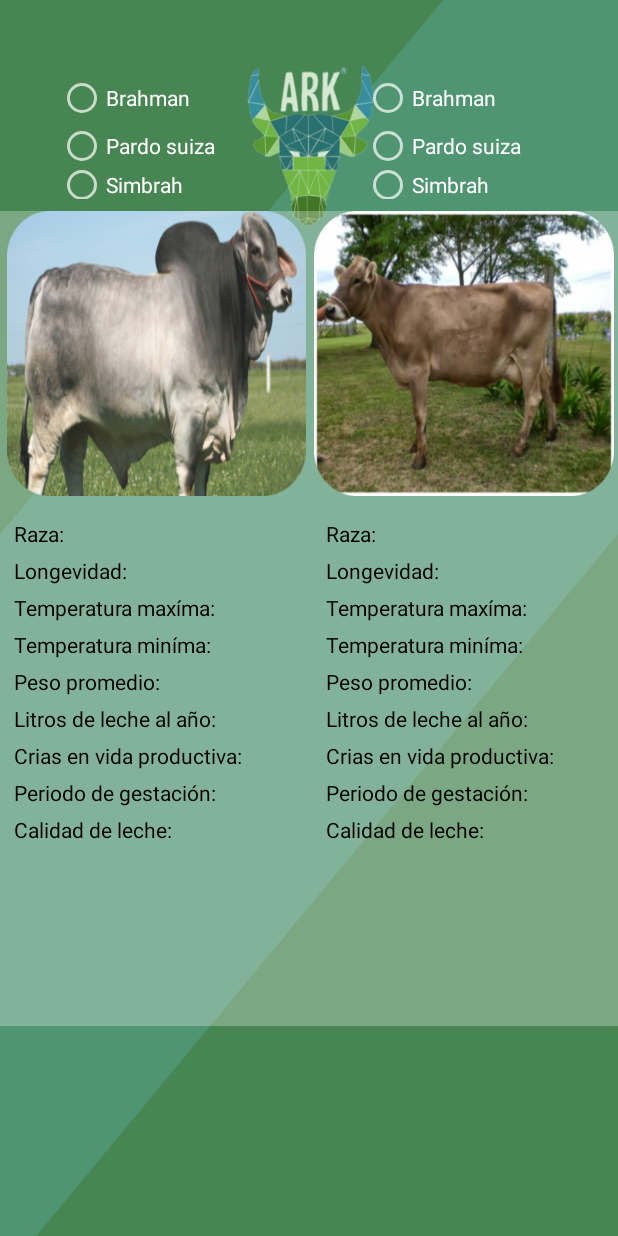
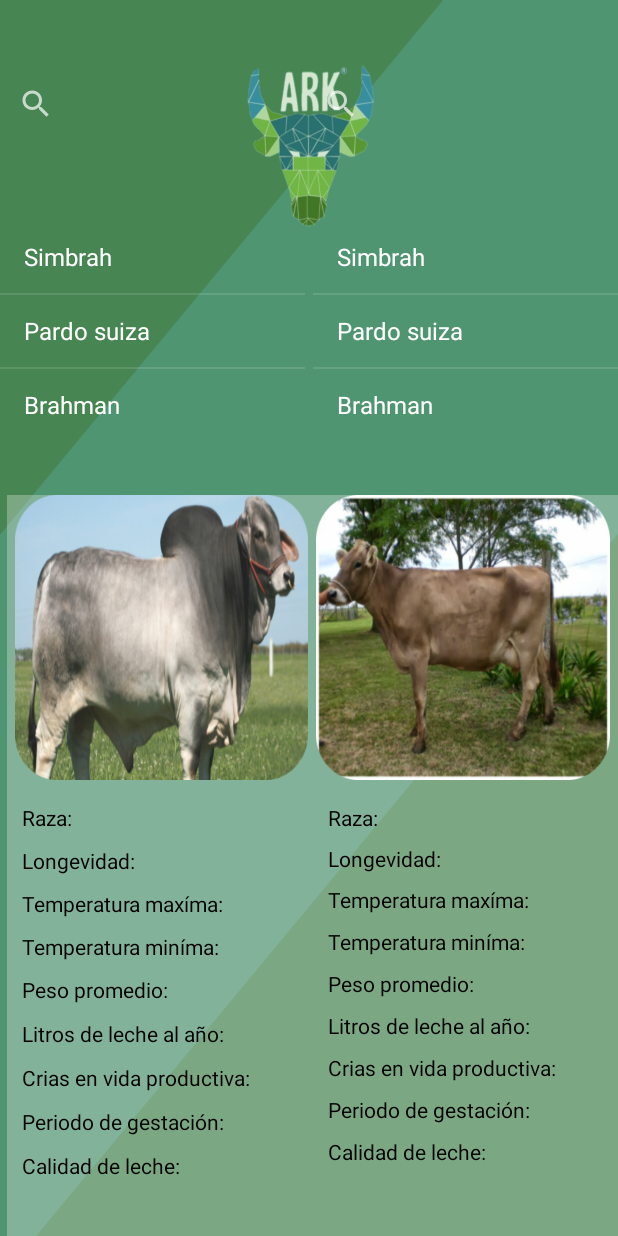
Before and after one commit to Joaquin4562/Proyect-Ark, an Android app: the pantallaComparar screen opened directly, with no data from a screen before it, on a phone screen of 412 x 824 dp. Run offline under Robolectric (Android 15) with nearby library versions, the phone set to English and light mode, and no system bars.

Commit message:
Agrege modificaciones de pantalla de comparar

```diff
--- /dev/null
+++ b/app/src/main/java/com/example/arkk/animales.java
@@ -0,0 +1,36 @@
+package com.example.arkk;
+
+public class animales {
+    private int id;
+    private String nombre;
+
+    public animales(){
+
+    }
+
+    public animales(int id, String nombre) {
+        this.id = id;
+        this.nombre = nombre;
+    }
+
+    public int getId() {
+        return id;
+    }
+
+    public void setId(int id) {
+        this.id = id;
+    }
+
+    public String getNombre() {
+        return nombre;
+    }
+
+    public void setNombre(String nombre) {
+        this.nombre = nombre;
+    }
+    @Override
+    public String toString() {
+        return nombre;
+    }
+
+}
--- /dev/null
+++ b/app/src/main/java/com/example/arkk/animales2.java
@@ -0,0 +1,36 @@
+package com.example.arkk;
+
+public class animales2 {
+    private int id;
+    private String nombre;
+
+    public animales2(){
+
+    }
+
+    public animales2(int id, String nombre) {
+        this.id = id;
+        this.nombre = nombre;
+    }
+
+    public int getId() {
+        return id;
+    }
+
+    public void setId(int id) {
+        this.id = id;
+    }
+
+    public String getNombre() {
+        return nombre;
+    }
+
+    public void setNombre(String nombre) {
+        this.nombre = nombre;
+    }
+    @Override
+    public String toString() {
+        return nombre;
+    }
+
+}
--- a/app/src/main/java/com/example/arkk/pantallaComparar.java
+++ b/app/src/main/java/com/example/arkk/pantallaComparar.java
@@ -2,11 +2,15 @@ package com.example.arkk;
 
 import androidx.appcompat.app.AppCompatActivity;
 
+import android.annotation.SuppressLint;
 import android.os.Bundle;
 import android.os.StrictMode;
 import android.view.View;
+import android.widget.AdapterView;
+import android.widget.ArrayAdapter;
+import android.widget.ListView;
 import android.widget.RadioButton;
-import android.widget.RadioGroup;
+import android.widget.SearchView;
 import android.widget.TextView;
 import android.widget.Toast;
 
@@ -14,16 +18,23 @@ import java.sql.Connection;
 import java.sql.DriverManager;
 import java.sql.ResultSet;
 import java.sql.Statement;
+import java.util.ArrayList;
 
 public class pantallaComparar extends AppCompatActivity {
     TextView raza,longevidad, temax, temin, pesprom, lechee, crias, periodo, calidad;
-    TextView raza2,longevidad2, temax2, temin2, pesprom2, leche2, crias2, periodo2, calidad2;
+    TextView raza2,longevidad2, temax2, temin2, pesprom2, leche2, crias2, periodo2, calidad2,name;
     int posicion;
     private RadioButton rr1, rr2, rr3,rr4,rr5,rr6;
     String nombre1, nombre2;
+    SearchView se,se2;
+    ListView list,list2;
+    ArrayList<animales> lista;
+    ArrayList<animales2> lista2;
+    ArrayAdapter<animales> adapter;
+    ArrayAdapter<animales2> adapter2;
+    String v;
 
-
-
+    @SuppressLint("ResourceType")
     @Override
     protected void onCreate(Bundle savedInstanceState) {
         super.onCreate(savedInstanceState);
@@ -47,20 +58,119 @@ public class pantallaComparar extends AppCompatActivity {
         this.crias2=findViewById(R.id.crias2);
         periodo2=findViewById(R.id.periodoGestacion2);
         calidad2=findViewById(R.id.calidadLeche2);
-        rr1=findViewById(R.id.r1);
-        rr2=findViewById(R.id.r2);
-        rr3=findViewById(R.id.r3);
-        rr4=findViewById(R.id.radioButton4);
-        rr5=findViewById(R.id.radioButton5);
-        rr6=findViewById(R.id.radioButton6);
+
+        se=findViewById(R.id.search);
+        list=findViewById(R.id.lis);
+        se2=findViewById(R.id.search2);
+        list2=findViewById(R.id.lis2);
+
+        lista = new ArrayList<animales>();
+        lista.add(new animales(1,"Simbrah"));
+        lista.add(new animales(2,"Pardo suiza"));
+        lista.add(new animales(3,"Brahman"));
+
+        lista2 = new ArrayList<animales2>();
+        lista2.add(new animales2(1,"Simbrah"));
+        lista2.add(new animales2(2,"Pardo suiza"));
+        lista2.add(new animales2(3,"Brahman"));
 
 
+        adapter = new ArrayAdapter<animales>(this, android.R.layout.simple_list_item_1, lista);
+        list.setAdapter(adapter);
+
+        adapter2 = new ArrayAdapter<animales2>(this, android.R.layout.simple_list_item_1, lista2);
+        list2.setAdapter(adapter2);
+
+        se.setOnQueryTextListener(new SearchView.OnQueryTextListener(){
+            @Override
+            public boolean onQueryTextSubmit(String s){
+
+                return false;
+            }
+            @Override
+            public boolean onQueryTextChange(String s){
+                adapter.getFilter().filter(s);
+
+                return false;
+            }
+        });
+
+        se2.setOnQueryTextListener(new SearchView.OnQueryTextListener(){
+            @Override
+            public boolean onQueryTextSubmit(String s){
+
+                return false;
+            }
+            @Override
+            public boolean onQueryTextChange(String s){
+                adapter2.getFilter().filter(s);
+
+                return false;
+            }
+        });
+
+        list.setOnItemClickListener(new AdapterView.OnItemClickListener() {
+            @Override
+            public void onItemClick(AdapterView<?> adapterView, View view, int i, long l) {
+                animales o=lista.get(i);
+                v=o.getNombre();
+                try {
+                    Statement st = conexionBd().createStatement();
+                    ResultSet rs = st.executeQuery("Select Raza,Peso_Promedio,Longevidad,Temperatura_maxima,Temperatura_minima," +
+                            "Litros_de_leche_al_año, Crias_en_vida_productiva, Periodo_de_gestacion, Calidad_de_leche from Vacas where Raza ='" + o.getNombre()+"'");
+                    while (rs.next()) {
+                        raza.setText(raza.getText().toString()+"    "+rs.getString("Raza"));
+                        pesprom.setText(pesprom.getText().toString()+"    "+rs.getString("Peso_Promedio"));
+                        longevidad.setText(longevidad.getText().toString()+"    "+rs.getString("Longevidad"));
+                        temax.setText(temax.getText().toString()+"    "+rs.getString("Temperatura_maxima"));
+                        temin.setText(temin.getText().toString()+"    "+rs.getString("Temperatura_minima"));
+                        lechee.setText(lechee.getText().toString()+"    "+rs.getString("Litros_de_leche_al_año"));
+                        crias.setText(crias.getText().toString()+"    "+rs.getString("Crias_en_vida_productiva"));
+                        periodo.setText(periodo.getText().toString()+"    "+rs.getString("Periodo_de_gestacion"));
+                        calidad.setText(calidad.getText().toString()+"    "+rs.getString("Calidad_de_leche"));
+
+                    }
+                } catch (Exception e) {
+                    Toast.makeText(pantallaComparar.this, e.getMessage(), Toast.LENGTH_LONG).show();
+
+                }
+                Toast.makeText(pantallaComparar.this,"nombre "+ o.getNombre(), Toast.LENGTH_LONG).show();
+
+            }
+        });
 
 
-
+        list2.setOnItemClickListener(new AdapterView.OnItemClickListener() {
+            @Override
+            public void onItemClick(AdapterView<?> adapterView, View view, int i, long l) {
+                animales2 o=lista2.get(i);
+                v=o.getNombre();
+                try {
+                    Statement st = conexionBd().createStatement();
+                    ResultSet rs = st.executeQuery("Select Raza,Peso_Promedio,Longevidad,Temperatura_maxima,Temperatura_minima," +
+                            "Litros_de_leche_al_año, Crias_en_vida_productiva, Periodo_de_gestacion, Calidad_de_leche from Vacas where Raza ='" + o.getNombre()+"'");
+                    while (rs.next()) {
+                        raza2.setText(raza2.getText().toString()+"    "+rs.getString("Raza"));
+                        pesprom2.setText(pesprom2.getText().toString()+"    "+rs.getString("Peso_Promedio"));
+                        longevidad2.setText(longevidad2.getText().toString()+"    "+rs.getString("Longevidad"));
+                        temax2.setText(temax2.getText().toString()+"    "+rs.getString("Temperatura_maxima"));
+                        temin2.setText(temin2.getText().toString()+"    "+rs.getString("Temperatura_minima"));
+                        leche2.setText(leche2.getText().toString()+"    "+rs.getString("Litros_de_leche_al_año"));
+                        crias2.setText(crias2.getText().toString()+"    "+rs.getString("Crias_en_vida_productiva"));
+                        periodo2.setText(periodo2.getText().toString()+"    "+rs.getString("Periodo_de_gestacion"));
+                        calidad2.setText(calidad2.getText().toString()+"    "+rs.getString("Calidad_de_leche"));
 
                     }
+                } catch (Exception e) {
+                    Toast.makeText(pantallaComparar.this, e.getMessage(), Toast.LENGTH_LONG).show();
 
+                }
+                Toast.makeText(pantallaComparar.this,"nombre "+ o.getNombre(), Toast.LENGTH_LONG).show();
+
+            }
+        });
+
+    }
 
 
 
@@ -74,11 +184,10 @@ public class pantallaComparar extends AppCompatActivity {
 
 
    public void ObtenerVaca(View v){
-
                 try {
                     Statement st = conexionBd().createStatement();
                     ResultSet rs = st.executeQuery("Select Raza,Peso_Promedio,Longevidad,Temperatura_maxima,Temperatura_minima," +
-                        "Litros_de_leche_al_año, Crias_en_vida_productiva, Periodo_de_gestacion, Calidad_de_leche from Vacas where Raza='Brahman'");
+                            "Litros_de_leche_al_año, Crias_en_vida_productiva, Periodo_de_gestacion, Calidad_de_leche from Vacas where Raza ='Simbrah'");
                     while (rs.next()) {
                         raza.setText(raza.getText().toString()+"    "+rs.getString("Raza"));
                         pesprom.setText(pesprom.getText().toString()+"    "+rs.getString("Peso_Promedio"));
@@ -96,9 +205,8 @@ public class pantallaComparar extends AppCompatActivity {
 
                 }
 
+    }
 
-
-    }
 
     public void ObtenerVacaPardo(View v){
 
@@ -247,4 +355,13 @@ public class pantallaComparar extends AppCompatActivity {
         }
         return conexion;
     }
+
+
+
+
+        {
+
         }
+
+
+        }
--- a/app/src/main/res/layout/activity_pantalla_comparar.xml
+++ b/app/src/main/res/layout/activity_pantalla_comparar.xml
@@ -8,49 +8,17 @@
     android:background="@drawable/fondoinfo2"
     tools:context=".pantallaComparar">
 
-    <RadioGroup
-        android:id="@+id/r"
-        android:layout_width="153dp"
-        android:layout_height="83dp"
-        app:layout_constraintBottom_toTopOf="@+id/scrollView2"
-        app:layout_constraintEnd_toEndOf="parent"
-        app:layout_constraintHorizontal_bias="0.15"
-        app:layout_constraintStart_toStartOf="parent"
-        app:layout_constraintTop_toTopOf="parent"
-        app:layout_constraintVertical_bias="0.86">
-
-        <RadioButton
-            android:id="@+id/r1"
-            android:layout_width="match_parent"
-            android:layout_height="wrap_content"
-            android:onClick="ObtenerVaca"
-            android:text="Brahman" />
-
-        <RadioButton
-            android:id="@+id/r2"
-            android:layout_width="match_parent"
-            android:layout_height="wrap_content"
-            android:onClick="ObtenerVacaPardo"
-            android:text="Pardo suiza" />
-
-        <RadioButton
-            android:id="@+id/r3"
-            android:layout_width="match_parent"
-            android:layout_height="wrap_content"
-            android:onClick="ObtenerVacaSimbrah"
-            android:text="Simbrah" />
-    </RadioGroup>
-
     <ScrollView
         android:id="@+id/scrollView2"
-        android:layout_width="415dp"
-        android:layout_height="543dp"
+        android:layout_width="407dp"
+        android:layout_height="494dp"
         android:background="#48FFFFFF"
         app:layout_constraintBottom_toBottomOf="parent"
         app:layout_constraintEnd_toEndOf="parent"
-        app:layout_constraintHorizontal_bias="0.54"
+        app:layout_constraintHorizontal_bias="1.0"
         app:layout_constraintStart_toStartOf="parent"
-        app:layout_constraintTop_toTopOf="parent">
+        app:layout_constraintTop_toTopOf="parent"
+        app:layout_constraintVertical_bias="1.0">
 
         <LinearLayout
             android:layout_width="match_parent"
@@ -94,7 +62,7 @@
 
                     <LinearLayout
                         android:layout_width="match_parent"
-                        android:layout_height="match_parent"
+                        android:layout_height="256dp"
                         android:layout_marginTop="15dp"
                         android:layout_weight="1"
                         android:orientation="vertical">
@@ -188,7 +156,7 @@
 
                         <TextView
                             android:id="@+id/calidadLeche"
-                            android:layout_width="match_parent"
+                            android:layout_width="203dp"
                             android:layout_height="wrap_content"
                             android:layout_marginStart="10dp"
                             android:layout_marginTop="5dp"
@@ -209,7 +177,7 @@
 
                     <LinearLayout
                         android:layout_width="match_parent"
-                        android:layout_height="match_parent"
+                        android:layout_height="245dp"
                         android:orientation="vertical">
 
                         <TextView
@@ -317,37 +285,47 @@
         </LinearLayout>
     </ScrollView>
 
-    <RadioGroup
-        android:id="@+id/r6"
-        android:layout_width="153dp"
-        android:layout_height="83dp"
+    <SearchView
+        android:id="@+id/search"
+        android:layout_width="203dp"
+        android:layout_height="47dp"
+        android:backgroundTint="?attr/actionModeSplitBackground"
+        app:layout_constraintBottom_toBottomOf="@+id/scrollView2"
+        app:layout_constraintStart_toStartOf="parent"
+        app:layout_constraintTop_toTopOf="parent"
+        app:layout_constraintVertical_bias="0.058" />
+
+    <ListView
+        android:id="@+id/lis"
+        android:layout_width="203dp"
+        android:layout_height="143dp"
         app:layout_constraintBottom_toTopOf="@+id/scrollView2"
         app:layout_constraintEnd_toEndOf="parent"
-        app:layout_constraintHorizontal_bias="0.937"
+        app:layout_constraintHorizontal_bias="0.0"
         app:layout_constraintStart_toStartOf="parent"
         app:layout_constraintTop_toTopOf="parent"
-        app:layout_constraintVertical_bias="0.86">
+        app:layout_constraintVertical_bias="0.79" />
 
-        <RadioButton
-            android:id="@+id/radioButton4"
-            android:layout_width="match_parent"
-            android:layout_height="wrap_content"
-            android:onClick="ObtenerVaca2Brahman"
-            android:text="Brahman" />
+    <SearchView
+        android:id="@+id/search2"
+        android:layout_width="203dp"
+        android:layout_height="47dp"
+        app:layout_constraintBottom_toBottomOf="parent"
+        app:layout_constraintEnd_toEndOf="parent"
+        app:layout_constraintHorizontal_bias="0.975"
+        app:layout_constraintStart_toStartOf="@+id/search"
+        app:layout_constraintTop_toTopOf="parent"
+        app:layout_constraintVertical_bias="0.058" />
 
-        <RadioButton
-            android:id="@+id/radioButton5"
-            android:layout_width="match_parent"
-            android:layout_height="wrap_content"
-            android:onClick="ObtenerVaca2Pardo"
-            android:text="Pardo suiza" />
-
-        <RadioButton
-            android:id="@+id/radioButton6"
-            android:layout_width="match_parent"
-            android:layout_height="wrap_content"
-            android:onClick="ObtenerVaca2Simbrah"
-            android:text="Simbrah" />
-    </RadioGroup>
+    <ListView
+        android:id="@+id/lis2"
+        android:layout_width="203dp"
+        android:layout_height="143dp"
+        app:layout_constraintBottom_toTopOf="@+id/scrollView2"
+        app:layout_constraintEnd_toEndOf="parent"
+        app:layout_constraintHorizontal_bias="1.0"
+        app:layout_constraintStart_toStartOf="parent"
+        app:layout_constraintTop_toTopOf="parent"
+        app:layout_constraintVertical_bias="0.79" />
 
 </androidx.constraintlayout.widget.ConstraintLayout>
```
Lines whose indentation alone changed are shown as unchanged.
